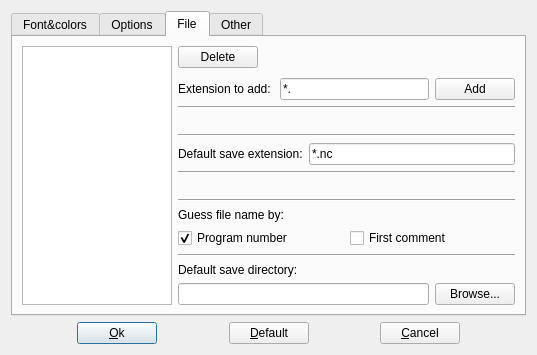
Above: src/setupdialog.ui from GCodeProjects/GCodeWorkShop before the change. Below: the same form after it.
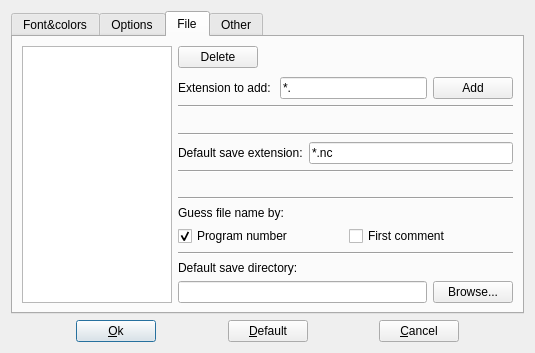
That is the form after the change. The open tabs and pages were chosen to show the change. Icons and pictures are not drawn.

Commit message: New handling of end of block in serial transmission. Custom file extension can now contain one letter and two any characters.

```diff
--- a/src/setupdialog.ui
+++ b/src/setupdialog.ui
@@ -6,8 +6,8 @@
    <rect>
     <x>0</x>
     <y>0</y>
-    <width>537</width>
-    <height>355</height>
+    <width>535</width>
+    <height>353</height>
    </rect>
   </property>
   <property name="windowTitle">
@@ -492,7 +492,7 @@
            <item>
             <widget class="QLineEdit" name="edtExtension">
              <property name="inputMask">
-              <string>*.Aaa; </string>
+              <string>*.Axx</string>
              </property>
              <property name="text">
               <string>*.</string>
@@ -554,7 +554,7 @@
               <string>Extension to be added to filename when saving</string>
              </property>
              <property name="inputMask">
-              <string>*.Aaa; </string>
+              <string>*.Aaa</string>
              </property>
              <property name="text">
               <string>*.nc</string>
```
The commit also changes 1 other file.
